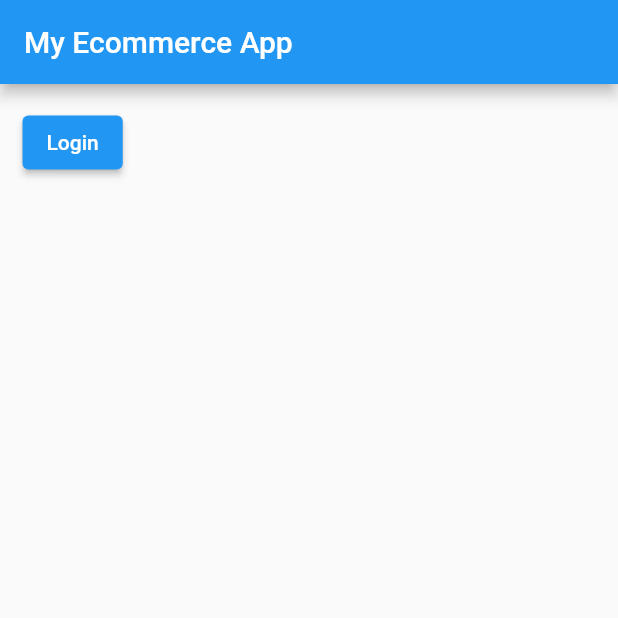
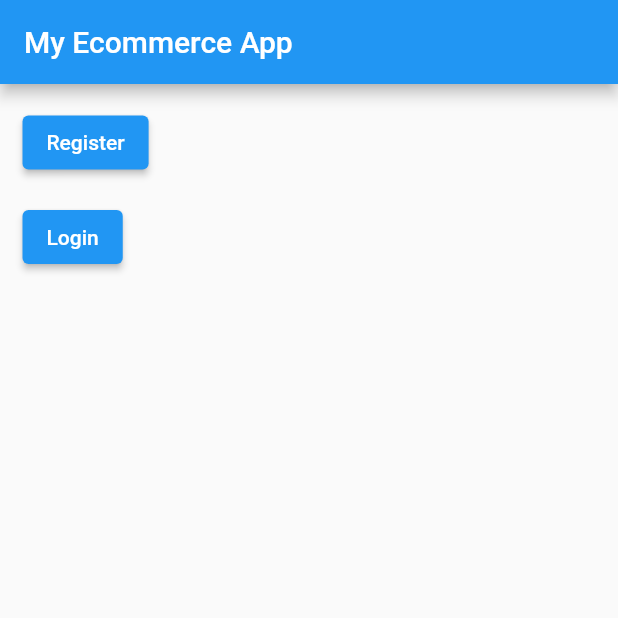
Before and after one commit to payare35/MyEcommerceApp, a Flutter app: the screen it shows after launch, on a phone screen of 412 x 824 dp, the top half of it. Run offline on Flutter 3.47's test engine with Material 2 defaults, Android fonts, the phone set to English and light mode, and no system bars.

Commit message:
done with register

```diff
--- a/lib/main.dart
+++ b/lib/main.dart
@@ -31,15 +31,24 @@ class _HomePageState extends State<HomePage> {
         title: Text("My Ecommerce App"),
       ),
       body: Column(
+        crossAxisAlignment: CrossAxisAlignment.start,
         children: [
           Container(
             margin: EdgeInsets.only(left: 15, bottom: 15, top: 15),
             child: ElevatedButton(
                 onPressed: () {
+                  print("I am register");
+                },
+                child: Text("Register")),
+          ),
+          Container(
+            margin: EdgeInsets.only(left: 15, bottom: 15),
+            child: ElevatedButton(
+                onPressed: () {
                   print("I am login");
                 },
                 child: Text("Login")),
-          )
+          ),
         ],
       ),
     );
```
